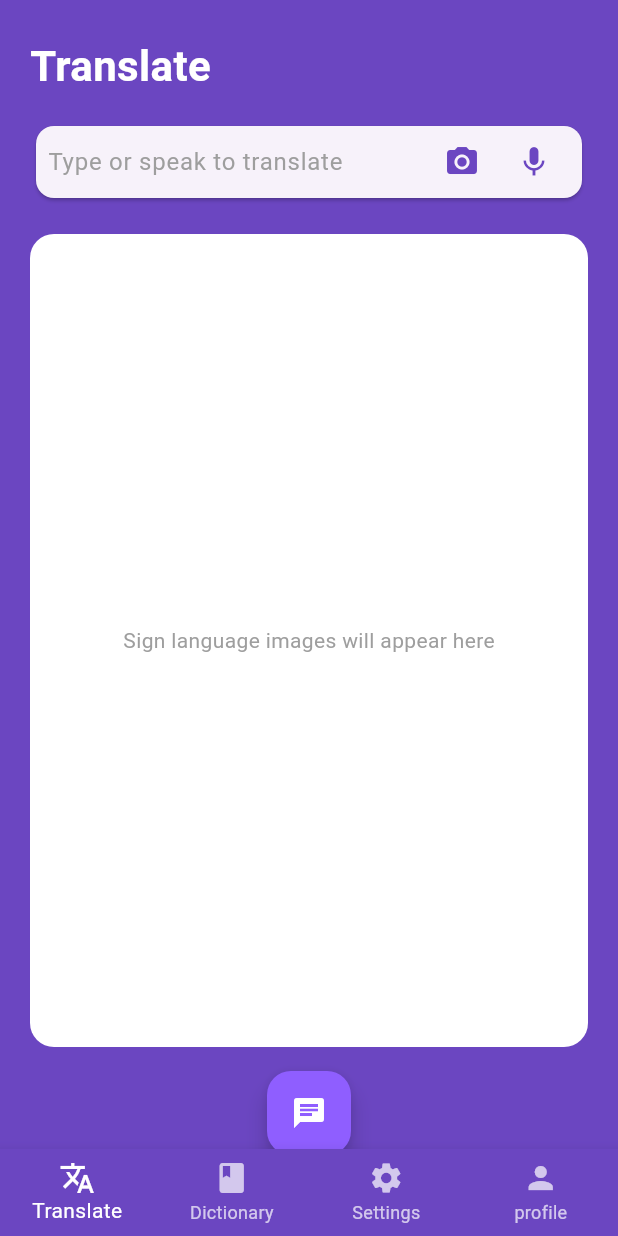
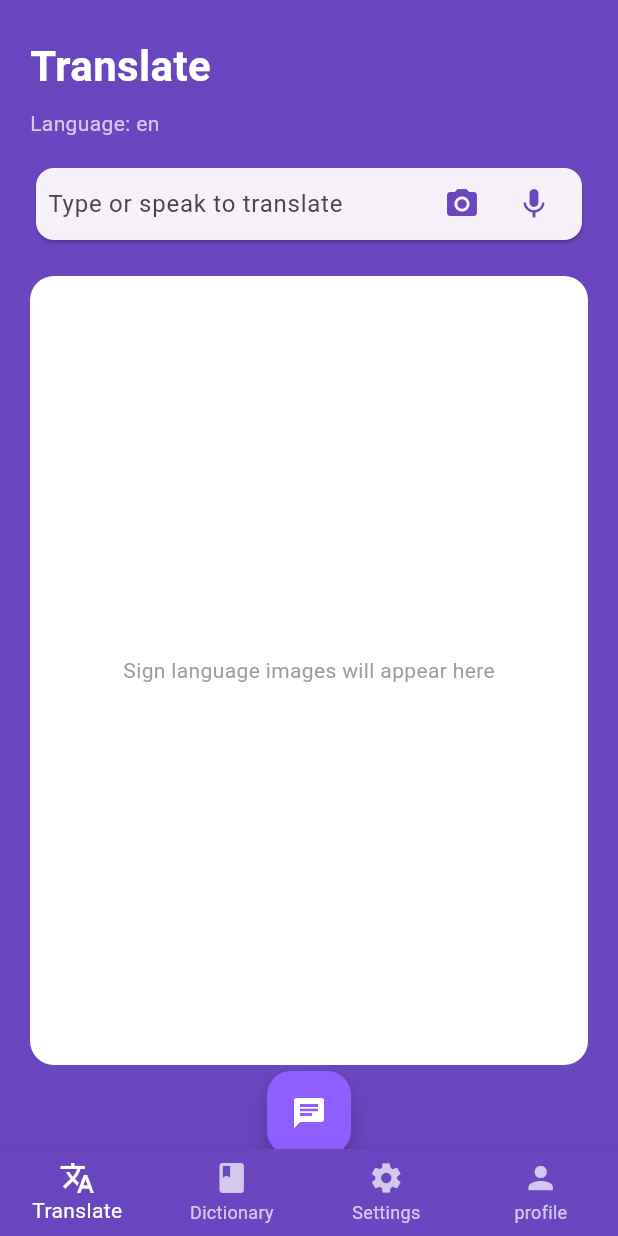
Before and after one commit to Mariam-Gerges/freetalk, a Flutter app: the TranslateScreen screen opened by its route, after a tap on the "mic none" icon, on a phone screen of 412 x 824 dp. Run offline on Flutter 3.47's test engine with Material 3 defaults, Android fonts, the phone set to English and light mode, and no system bars; our stand-ins replace bloc, dio, flutter_bloc, flutter_screenutil, flutter_svg, freezed_annotation and 7 more; accounts and stored records are empty; generated files the repository leaves out were written again; network calls fail.

Commit message:
translate english or arbic only

```diff
--- a/lib/feature/onbording/screens/onbording3_screen.dart
+++ b/lib/feature/onbording/screens/onbording3_screen.dart
@@ -45,7 +45,7 @@ class OnboardingScreen3 extends StatelessWidget {
                   ).pushNamed(Routes.onboardingScreen2),
                   onNext: () => Navigator.of(
                     context,
-                  ).pushReplacementNamed(Routes.translateScreen),
+                  ).pushReplacementNamed(Routes.supportedlanguageScreen),
                   nextButtonLabel: 'Get Started',
                   nextButtonColor: AppColors.primaryDark,
                 ),
--- a/lib/feature/supported_language/screens/supported_language.dart
+++ b/lib/feature/supported_language/screens/supported_language.dart
@@ -28,7 +28,7 @@ class SupportedLanguage extends StatelessWidget {
 
               LanguageCard(
                 onTap: () {
-                  Navigator.of(context).pushNamed(Routes.translateScreen);
+                  Navigator.of(context).pushNamed(Routes.translateScreen, arguments: 'en');
                 },
                 color: const Color(0xFF223EAF),
                 title: 'French (LSF)',
@@ -41,7 +41,7 @@ class SupportedLanguage extends StatelessWidget {
 
               LanguageCard(
                   onTap: () {
-                    Navigator.of(context).pushNamed(Routes.translateScreen);
+                    Navigator.of(context).pushNamed(Routes.translateScreen, arguments: 'en');
                   },
                 color: const Color(0xFF6E6CA6),
                 title: 'English (ASL)',
@@ -54,7 +54,7 @@ class SupportedLanguage extends StatelessWidget {
 
               LanguageCard(
                 onTap: () {
-                  Navigator.of(context).pushNamed(Routes.translateScreen);
+                  Navigator.of(context).pushNamed(Routes.translateScreen, arguments: 'ar');
                 },
                 color: const Color(0xFF0E8A2F),
                 title: 'Arabic',
--- a/lib/feature/translate/screens/translate_screen.dart
+++ b/lib/feature/translate/screens/translate_screen.dart
@@ -17,50 +17,55 @@ class TranslateScreen extends StatefulWidget {
 class _TranslateScreenState extends State<TranslateScreen> {
   final TextEditingController _textController = TextEditingController();
 
-  /// list of images that will appear on screen
   List<String> resultImages = [];
-
-  /// selected language (غيريها حسب اللغة اللي جاية من صفحة الاختيار)
   String selectedLanguage = "en";
-
-  /// get image url from Supabase
-  Future<String?> getSignImage(String letter, String language) async {
+  Map<String, String> lettersMap = {};
+  Future<void> loadLetters() async {
     final response = await Supabase.instance.client
         .from('sign_letters')
-        .select('image_url')
-        .eq('letter', letter)
-        .eq('language', language)
-        .maybeSingle();
+        .select()
+        .eq('language', selectedLanguage);
 
-    return response?['image_url'];
+    lettersMap.clear();
+
+    for (var item in response) {
+      lettersMap[item['letter']] = item['image_url'];
+    }
+
+    print("Loaded letters: $lettersMap");
   }
 
-  /// convert word to sign images
+  @override
+  void didChangeDependencies() {
+    super.didChangeDependencies();
+
+    final args = ModalRoute.of(context)?.settings.arguments;
+
+    if (args != null) {
+      selectedLanguage = args as String;
+    }
+
+    print("Selected Language: $selectedLanguage");
+
+    loadLetters();
+  }
   Future<void> convertWordToSigns(String word) async {
   resultImages.clear();
 
-  print("word: $word");
+  for (int i = 0; i < word.length; i++) {
+    String letter = word[i];
 
-  for (int i = 0; i < word.length; i++) {
-    String letter = word[i].trim().toLowerCase();
+    if (selectedLanguage == "en") {
+      letter = letter.toLowerCase();
+    }
 
-    print("letter: $letter");
-
-    String? image = await getSignImage(letter, selectedLanguage);
-
-    print("image: $image");
-
-    if (image != null) {
-      resultImages.add(image);
+    if (lettersMap.containsKey(letter)) {
+      resultImages.add(lettersMap[letter]!);
     }
   }
 
-  print("resultImages: $resultImages");
-
   setState(() {});
 }
-
-  /// speech to text
   late SpeechToText speech;
   bool isListening = false;
 
@@ -127,8 +132,7 @@ class _TranslateScreenState extends State<TranslateScreen> {
         selectedImage = File(image.path);
       });
 
-      // هنا بعدين ممكن تشغلي AI model
-      // recognizeSign(selectedImage!);
+      // AI model بعدين
     }
   }
 
@@ -156,9 +160,18 @@ class _TranslateScreenState extends State<TranslateScreen> {
                   fontWeight: FontWeight.w700,
                 ),
               ),
+
+              const SizedBox(height: 8),
+
+              /// عرض اللغة المختارة
+              Text(
+                "Language: $selectedLanguage",
+                style: const TextStyle(color: Colors.white70),
+              ),
+
               const SizedBox(height: 16),
 
-              /// text input
+              /// input
               Card(
                 shape: RoundedRectangleBorder(
                   borderRadius: BorderRadius.circular(12),
@@ -175,36 +188,26 @@ class _TranslateScreenState extends State<TranslateScreen> {
                           },
                           decoration: const InputDecoration(
                             hintText: 'Type or speak to translate',
-                            hintStyle: TextStyle(color: Colors.grey),
                             border: InputBorder.none,
                           ),
                         ),
                       ),
 
-                      /// camera button
                       IconButton(
-                        tooltip: 'Camera input',
-                        icon: const Icon(
-                          Icons.camera_alt,
-                          color: AppColors.primary,
-                        ),
-                        onPressed: () {
-                          pickImageFromCamera();
-                        },
+                        icon: const Icon(Icons.camera_alt,
+                            color: AppColors.primary),
+                        onPressed: pickImageFromCamera,
                       ),
 
-                      /// mic button
                       IconButton(
                         icon: Icon(
                           isListening ? Icons.mic : Icons.mic_none,
                           color: AppColors.primary,
                         ),
                         onPressed: () {
-                          if (isListening) {
-                            stopListening();
-                          } else {
-                            startListening();
-                          }
+                          isListening
+                              ? stopListening()
+                              : startListening();
                         },
                       ),
                     ],
@@ -214,7 +217,7 @@ class _TranslateScreenState extends State<TranslateScreen> {
 
               const SizedBox(height: 20),
 
-              /// result area
+              /// result
               Expanded(
                 child: Container(
                   width: double.infinity,
@@ -229,7 +232,7 @@ class _TranslateScreenState extends State<TranslateScreen> {
                             style: TextStyle(color: Colors.grey),
                           )
                         : Padding(
-                            padding: const EdgeInsets.all(16.0),
+                            padding: const EdgeInsets.all(16),
                             child: Wrap(
                               alignment: WrapAlignment.center,
                               spacing: 10,
@@ -247,8 +250,6 @@ class _TranslateScreenState extends State<TranslateScreen> {
                   ),
                 ),
               ),
-
-              const SizedBox(height: 12),
             ],
           ),
         ),
```
